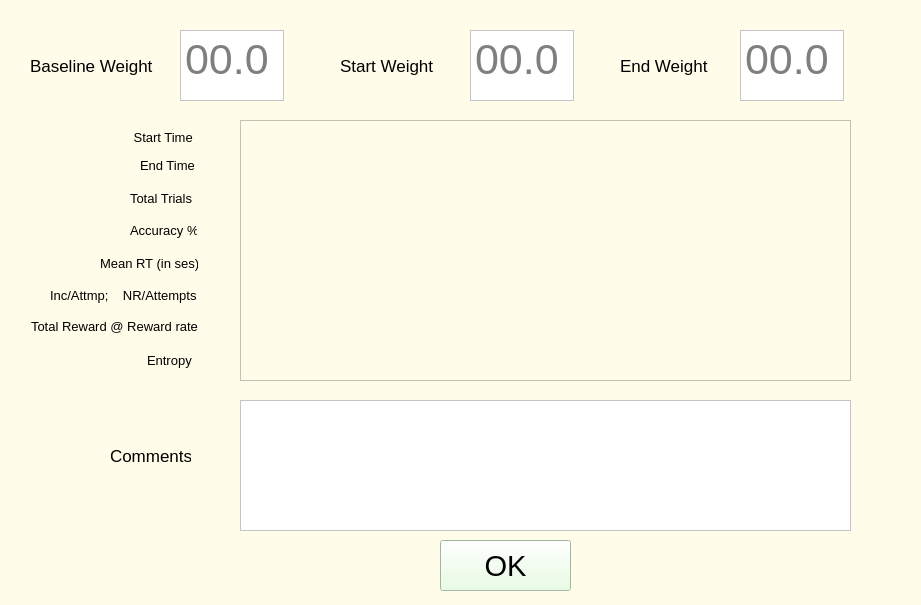
The window that protocols/random_dot_motion/core/gui/summary.ui (vaibrainium/NeuRPi) describes before a commit, drawn with Qt 5.
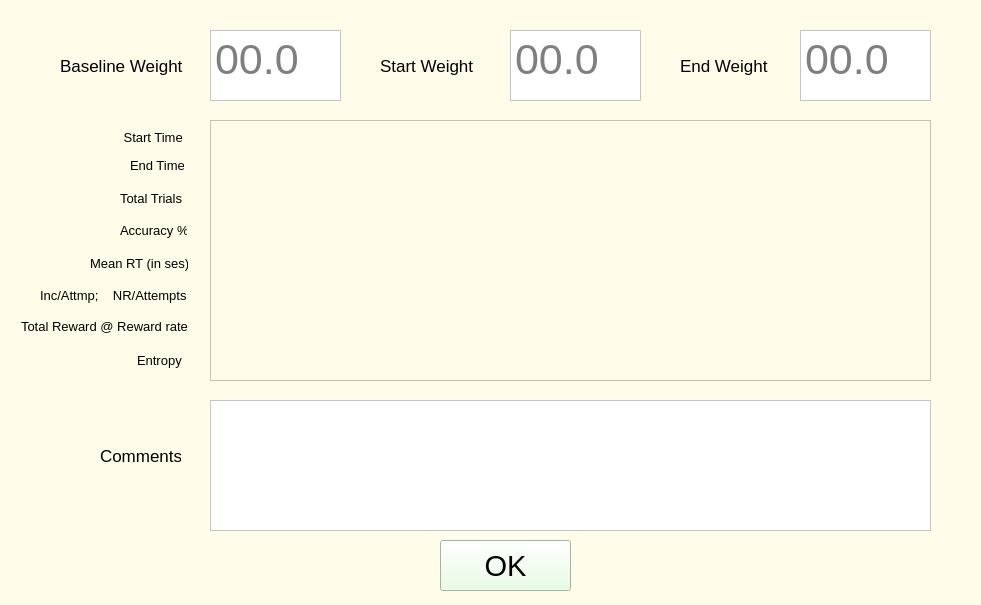
The same window after the commit.

What changed in the file:
```diff
--- a/protocols/random_dot_motion/core/gui/summary.ui
+++ b/protocols/random_dot_motion/core/gui/summary.ui
@@ -6,7 +6,7 @@
    <rect>
     <x>0</x>
     <y>0</y>
-    <width>921</width>
+    <width>981</width>
     <height>605</height>
    </rect>
   </property>
@@ -19,7 +19,7 @@
   <widget class="QLabel" name="label_4">
    <property name="geometry">
     <rect>
-     <x>130</x>
+     <x>120</x>
      <y>222</y>
      <width>67</width>
      <height>16</height>
@@ -37,7 +37,7 @@
   <widget class="QLabel" name="label_3">
    <property name="geometry">
     <rect>
-     <x>130</x>
+     <x>120</x>
      <y>190</y>
      <width>65</width>
      <height>16</height>
@@ -55,7 +55,7 @@
   <widget class="QLabel" name="label_2">
    <property name="geometry">
     <rect>
-     <x>140</x>
+     <x>130</x>
      <y>157</y>
      <width>54</width>
      <height>16</height>
@@ -73,7 +73,7 @@
   <widget class="QLabel" name="label_7">
    <property name="geometry">
     <rect>
-     <x>100</x>
+     <x>90</x>
      <y>255</y>
      <width>98</width>
      <height>16</height>
@@ -91,7 +91,7 @@
   <widget class="QLabel" name="label">
    <property name="geometry">
     <rect>
-     <x>130</x>
+     <x>120</x>
      <y>127</y>
      <width>71</width>
      <height>20</height>
@@ -109,7 +109,7 @@
   <widget class="QLabel" name="label_6">
    <property name="geometry">
     <rect>
-     <x>31</x>
+     <x>21</x>
      <y>318</y>
      <width>168</width>
      <height>16</height>
@@ -127,7 +127,7 @@
   <widget class="QLabel" name="label_5">
    <property name="geometry">
     <rect>
-     <x>50</x>
+     <x>40</x>
      <y>287</y>
      <width>149</width>
      <height>16</height>
@@ -145,7 +145,7 @@
   <widget class="QLabel" name="label_8">
    <property name="geometry">
     <rect>
-     <x>30</x>
+     <x>60</x>
      <y>50</y>
      <width>131</width>
      <height>31</height>
@@ -163,7 +163,7 @@
   <widget class="QLabel" name="label_9">
    <property name="geometry">
     <rect>
-     <x>110</x>
+     <x>100</x>
      <y>440</y>
      <width>81</width>
      <height>31</height>
@@ -181,9 +181,9 @@
   <widget class="QTextEdit" name="comments">
    <property name="geometry">
     <rect>
-     <x>240</x>
+     <x>210</x>
      <y>400</y>
-     <width>611</width>
+     <width>721</width>
      <height>131</height>
     </rect>
    </property>
@@ -197,9 +197,9 @@
   <widget class="QTextEdit" name="baseline_weight">
    <property name="geometry">
     <rect>
-     <x>180</x>
+     <x>210</x>
      <y>30</y>
-     <width>104</width>
+     <width>131</width>
      <height>71</height>
     </rect>
    </property>
@@ -224,9 +224,9 @@
   <widget class="QTextEdit" name="summary_data">
    <property name="geometry">
     <rect>
-     <x>240</x>
+     <x>210</x>
      <y>120</y>
-     <width>611</width>
+     <width>721</width>
      <height>261</height>
     </rect>
    </property>
@@ -276,7 +276,7 @@
   <widget class="QLabel" name="label_10">
    <property name="geometry">
     <rect>
-     <x>340</x>
+     <x>380</x>
      <y>50</y>
      <width>101</width>
      <height>31</height>
@@ -294,9 +294,9 @@
   <widget class="QTextEdit" name="start_weight">
    <property name="geometry">
     <rect>
-     <x>470</x>
+     <x>510</x>
      <y>30</y>
-     <width>104</width>
+     <width>131</width>
      <height>71</height>
     </rect>
    </property>
@@ -321,7 +321,7 @@
   <widget class="QLabel" name="label_11">
    <property name="geometry">
     <rect>
-     <x>620</x>
+     <x>680</x>
      <y>50</y>
      <width>101</width>
      <height>31</height>
@@ -339,9 +339,9 @@
   <widget class="QTextEdit" name="end_weight">
    <property name="geometry">
     <rect>
-     <x>740</x>
+     <x>800</x>
      <y>30</y>
-     <width>104</width>
+     <width>131</width>
      <height>71</height>
     </rect>
    </property>
@@ -366,7 +366,7 @@
   <widget class="QLabel" name="label_12">
    <property name="geometry">
     <rect>
-     <x>147</x>
+     <x>137</x>
      <y>350</y>
      <width>51</width>
      <height>20</height>
```
